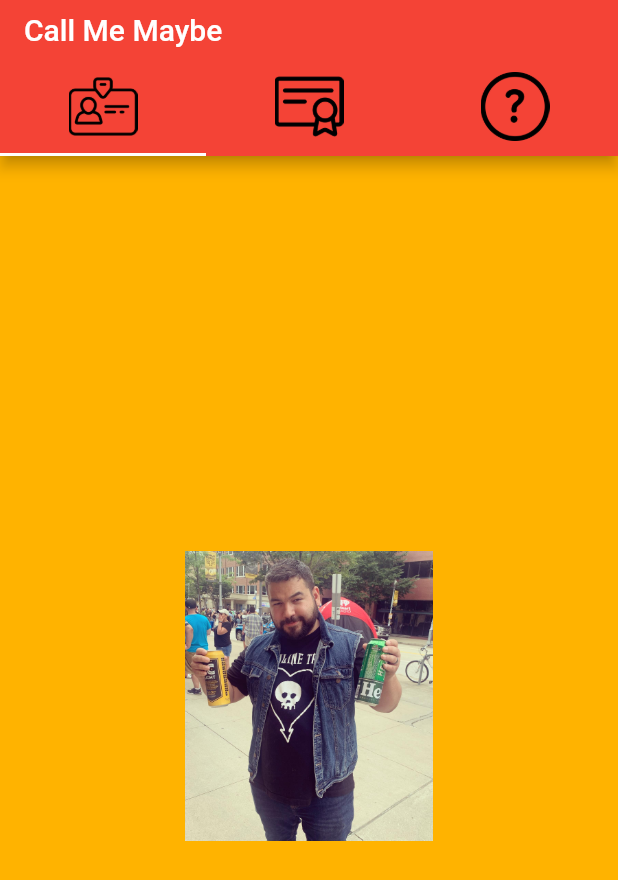
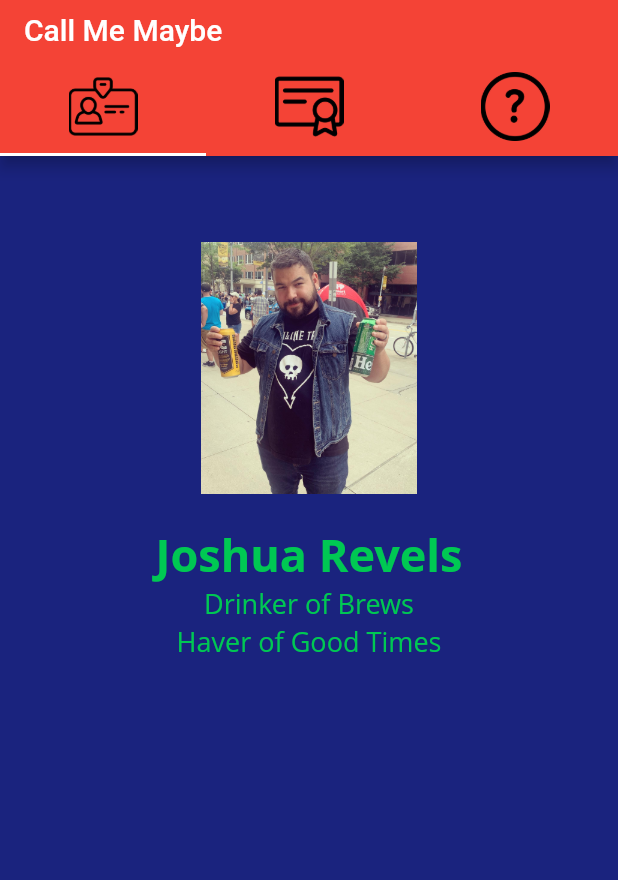
Before and after one commit to RevelsXIX/tab_project2, a Flutter app: the screen it shows after launch, on a phone screen of 412 x 824 dp. Shown: the top 880 px of the screen. Run offline on Flutter 3.47's test engine with Material 2 defaults, Android fonts, the phone set to English and light mode, and no system bars; Roboto replaces fonts that are missing (Open Sans).

Commit message:
second commit

```diff
--- a/lib/screens/alpha_screen.dart
+++ b/lib/screens/alpha_screen.dart
@@ -1,41 +1,96 @@
 import 'package:flutter/material.dart';
+
+// class AlphaScreen extends StatelessWidget {
+//   @override
+//   Widget build(BuildContext context) {
+//     return Container(
+//       color: Colors.amber[600],
+//       child: paddedPlaceholer(context)
+//     );
+//   }
+
+//   Widget paddedPlaceholer(context) {
+//     return Padding(
+//       padding: EdgeInsets.all(padding(context)),
+//       // padding: EdgeInsets.all(120),
+//       child: Image.asset(
+//         'assets/images/brews.jpg',
+//         scale: 8.0, )
+//       );
+//   }
+
+//   double padding(BuildContext context) {
+//     if (MediaQuery.of(context).orientation == Orientation.landscape){
+//       return MediaQuery.of(context).size.width * 0.1;
+//     } else {
+//       return MediaQuery.of(context).size.width * 0.3;
+//     }
+
+//   }
+
+
+//   double scale(BuildContext context) {
+//     if (MediaQuery.of(context).orientation == Orientation.landscape){
+//       return MediaQuery.of(context).size.height * 3;
+//     } else {
+//       return MediaQuery.of(context).size.height * 3;
+//     }
+
+//   }
+
+// }
+
+
+
+
+
+
 
 class AlphaScreen extends StatelessWidget {
   @override
   Widget build(BuildContext context) {
-    return Container(
-      color: Colors.amber[600],
-      child: paddedPlaceholer(context)
+    return Scaffold(
+        backgroundColor: Colors.indigo[900],
+        body: Stack(
+          children: <Widget>[
+            Positioned(
+                width: MediaQuery.of(context).size.width,
+                top: MediaQuery.of(context).size.width * 0.10,//TRY TO CHANGE THIS **0.30** value to achieve your goal
+                child: Container(
+                  margin: EdgeInsets.all(16.0),
+                  child:Column(
+                      mainAxisAlignment: MainAxisAlignment.center,
+                      children: <Widget>[
+                        Image.asset('assets/images/brews.jpg', scale: 10),
+                        SizedBox(height: 20,),
+                        Text("Joshua Revels", style: TextStyle(
+                            fontSize: 30,
+                            color: Colors.greenAccent[700],
+                            fontFamily: 'Open Sans',
+                            fontWeight: FontWeight.bold
+                            )
+                        ),
+                        Text("Drinker of Brews", style: TextStyle(
+                            fontSize: 18,
+                            color: Colors.greenAccent[700],
+                            fontFamily: 'Open Sans',
+                            fontWeight: FontWeight.normal
+                            )
+                        ),
+                        Text("Haver of Good Times", style: TextStyle(
+                            fontSize: 18,
+                            color: Colors.greenAccent[700],
+                            fontFamily: 'Open Sans',
+                            fontWeight: FontWeight.normal
+                            )
+                        ),
+                      ]
+                  ),
+                ))
+          ],
+        )
     );
   }
 
-  Widget paddedPlaceholer(context) {
-    return Padding(
-      padding: EdgeInsets.all(padding(context)),
-      // padding: EdgeInsets.all(120),
-      child: Image.asset(
-        'assets/images/brews.jpg',
-        scale: 8.0, )
-      );
-  }
-
-  double padding(BuildContext context) {
-    if (MediaQuery.of(context).orientation == Orientation.landscape){
-      return MediaQuery.of(context).size.width * 0.1;
-    } else {
-      return MediaQuery.of(context).size.width * 0.3;
-    }
-
-  }
-
-
-  double scale(BuildContext context) {
-    if (MediaQuery.of(context).orientation == Orientation.landscape){
-      return MediaQuery.of(context).size.height * 3;
-    } else {
-      return MediaQuery.of(context).size.height * 3;
-    }
-
-  }
 
 }
```
